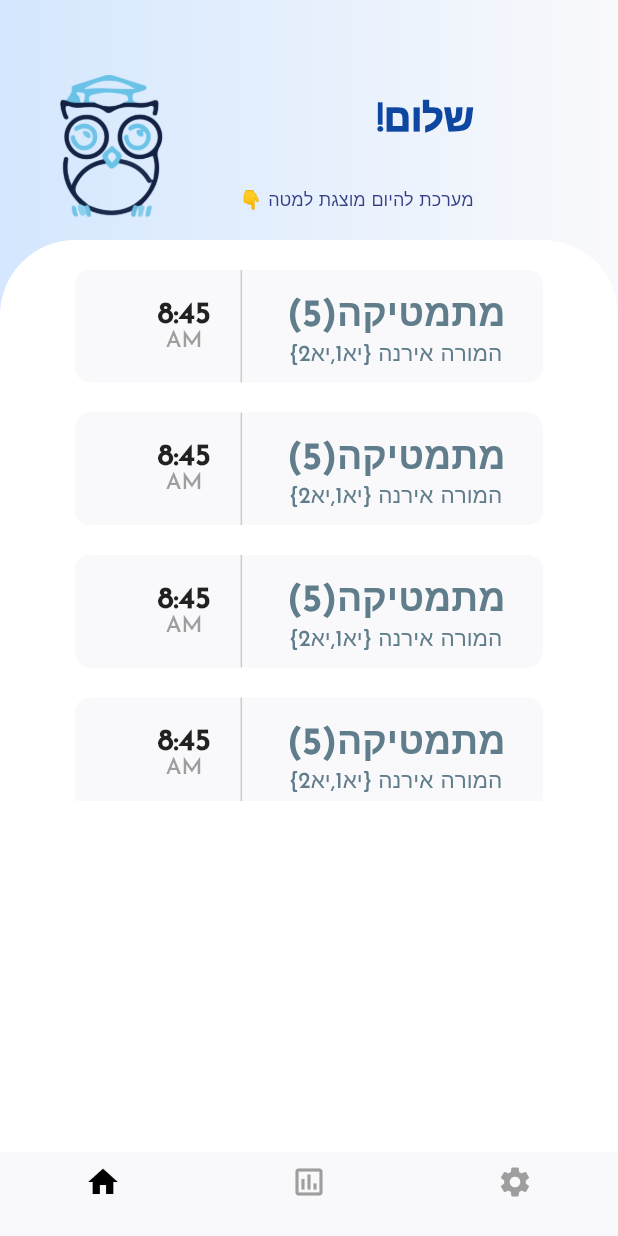
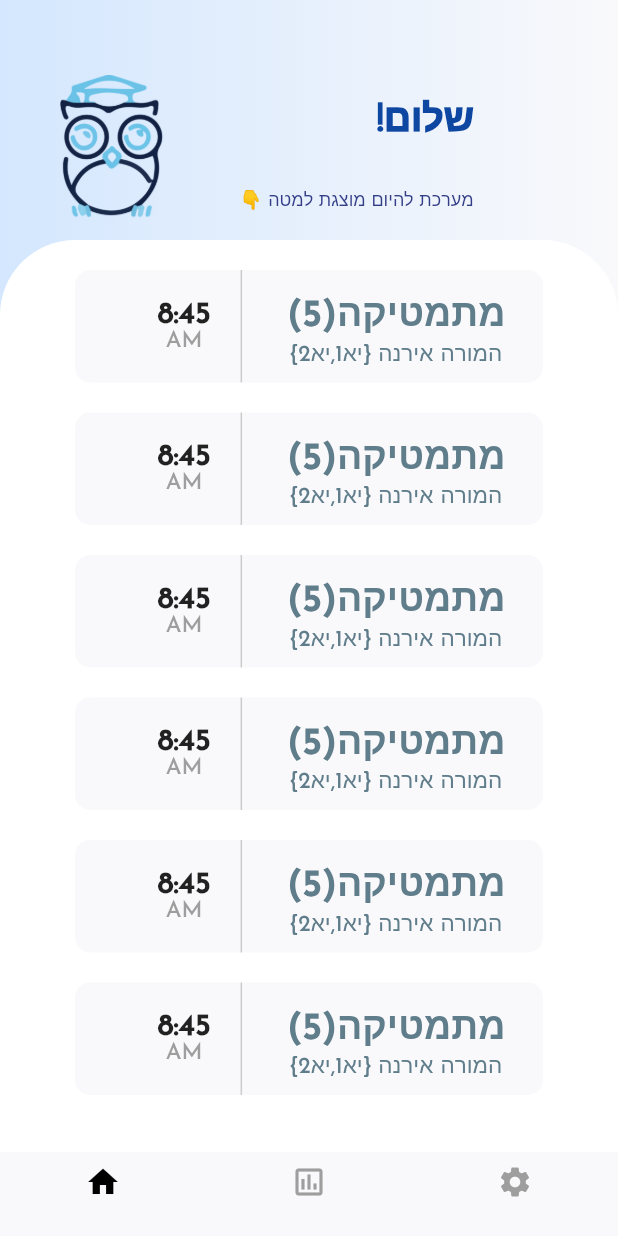
Before and after one commit to palladidrago/Sharpie, a Flutter app: the screen it shows after launch, after a tap on "Submit", on a phone screen of 412 x 824 dp. Run offline on Flutter 3.47's test engine with Material 2 defaults, Android fonts, the phone set to English and light mode, and no system bars; our stand-ins replace flutter_secure_storage, flutter_spinkit, shared_preferences, splashscreen; missing offline and left inert: requests, simple_mashovapi, webfeed.

Commit message:
Code clean up

```diff
--- a/lib/screens/homepage/grades.dart
+++ b/lib/screens/homepage/grades.dart
@@ -23,7 +23,8 @@ class _GradePageState extends State<GradePage> {
 
   @override
   Widget build(BuildContext context) {
-    return FutureBuilder<List<Grade>>(
+    return SafeArea(
+      child: FutureBuilder<List<Grade>>(
         future: _grades,
         builder: (BuildContext context, AsyncSnapshot<List<Grade>> snapshot) {
           if (snapshot.hasData) {
@@ -113,6 +114,7 @@ class _GradePageState extends State<GradePage> {
             );
           }
         },
+      ),
     );
   }
 }
--- a/lib/screens/homepage/home.dart
+++ b/lib/screens/homepage/home.dart
@@ -21,6 +21,7 @@ class _HomeState extends State<Home> {
   @override
   Widget build(BuildContext context) {
     return MaterialApp(
+      debugShowCheckedModeBanner: false,
       home: Scaffold(
         body: tabs[_currentIndex],
         bottomNavigationBar: BottomNavigationBar(
--- a/lib/screens/homepage/schedule.dart
+++ b/lib/screens/homepage/schedule.dart
@@ -118,7 +118,6 @@ class _ScheduleState extends State<Schedule> {
       title: "Home",
       theme: ThemeData(
         fontFamily: "Josefin",
-        scaffoldBackgroundColor: Colors.red[300],
       ),
       debugShowCheckedModeBanner: false,
       home: Scaffold(
@@ -208,12 +207,7 @@ class _ScheduleState extends State<Schedule> {
                   color: Colors.white,
                   borderRadius: BorderRadius.circular(50),
                 ),
-                child: Padding(
-                  padding: const EdgeInsets.only(
-                    bottom: 300,
-                  ),
-                  child: ScheduleRaw(),
-                ),
+                child: ScheduleRaw(),
               ),
             ),
           ],
```
Lines whose indentation alone changed are shown as unchanged.
